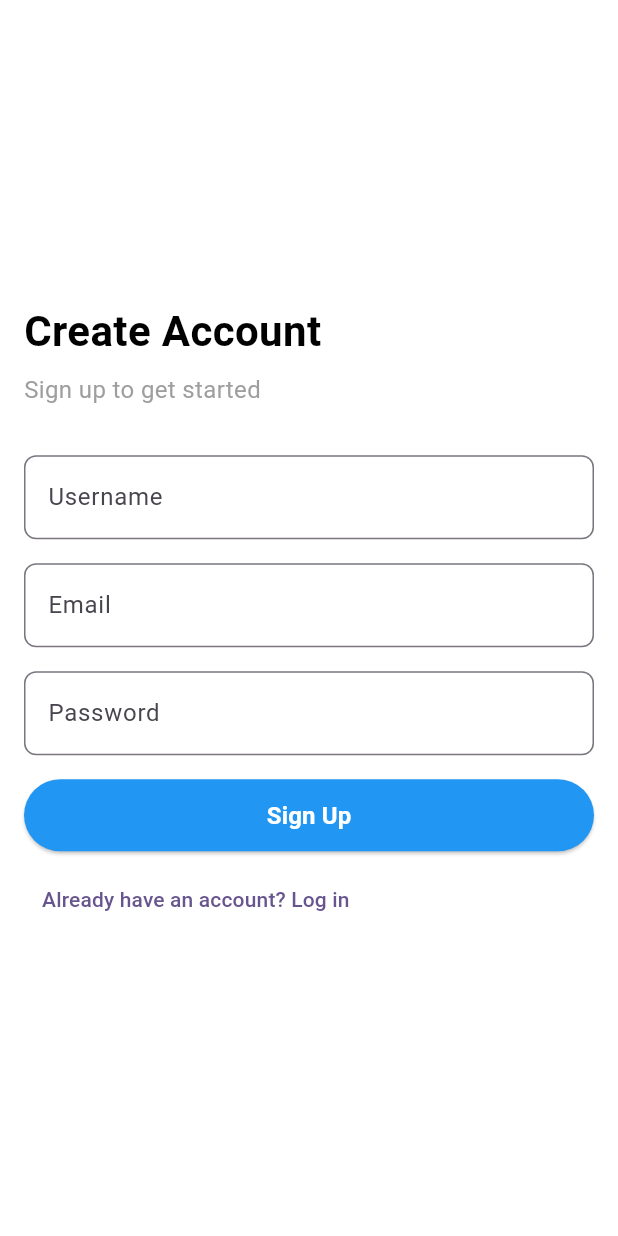
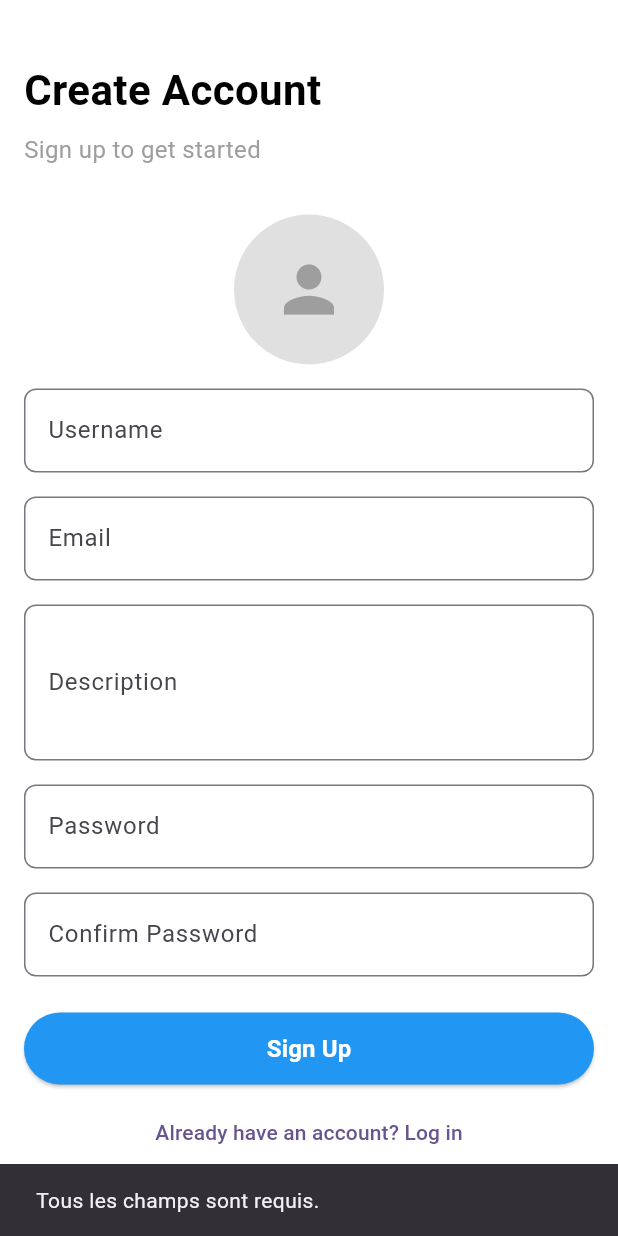
Before and after one commit to Medmat0/project_esgix, a Flutter app: the RegisterScreen screen opened by its route, after a tap on "Sign Up", on a phone screen of 412 x 824 dp. Run offline on Flutter 3.47's test engine with Material 3 defaults, Android fonts, the phone set to English and light mode, and no system bars; our stand-ins replace bloc, dio, firebase_storage, flutter_bloc, flutter_dotenv, image_picker; accounts and stored records are empty.

Commit message:
adding register login & upload photo not for today & updating appException to handle api error & updating user state and bloc same for user repository

```diff
--- a/lib/app_exception.dart
+++ b/lib/app_exception.dart
@@ -1,4 +1,6 @@
 class AppException implements Exception {
+  final String? message;
+  AppException({this.message});
   static AppException from(dynamic exception) {
     if (exception is AppException) return exception;
     return UnknownException();
@@ -8,6 +10,7 @@ class AppException implements Exception {
 class UnknownException extends AppException {}
 
 class AuthException extends AppException {
+  @override
   final String message;
 
   AuthException({
@@ -18,6 +21,7 @@ class AuthException extends AppException {
 class UserException extends AppException {}
 
 class PostException extends AppException {
+  @override
   final String? message;
 
   PostException({
@@ -26,6 +30,7 @@ class PostException extends AppException {
 }
 
 class UnauthorizedPathWithNoToken extends AppException {
+  @override
   final String? message;
 
   UnauthorizedPathWithNoToken({
@@ -34,6 +39,7 @@ class UnauthorizedPathWithNoToken extends AppException {
 }
 
 class ResourceNotFound extends AppException {
+  @override
   final String? message;
 
   ResourceNotFound({
@@ -50,6 +56,7 @@ class RequestForbidden extends AppException {
 }
 
 class RequestConflict extends AppException {
+  @override
   final String? message;
 
   RequestConflict({
@@ -58,6 +65,7 @@ class RequestConflict extends AppException {
 }
 
 class RequestNoContent extends AppException {
+  @override
   final String? message;
 
   RequestNoContent({
--- a/lib/screen/register_view_screen.dart
+++ b/lib/screen/register_view_screen.dart
@@ -1,22 +1,105 @@
+import 'dart:io';
 import 'package:flutter/material.dart';
+import 'package:flutter_bloc/flutter_bloc.dart';
+import 'package:image_picker/image_picker.dart';
+import 'package:firebase_storage/firebase_storage.dart';
+import '../model/user.dart';
+import '../shared/user_management_bloc/user_management_bloc.dart';
 
-class RegisterScreen extends StatelessWidget {
+class RegisterScreen extends StatefulWidget {
   const RegisterScreen({super.key});
 
-  static Future<void> navigateTo(BuildContext context) {
-    return Navigator.pushNamed(context, '/register');
+  @override
+  _RegisterScreenState createState() => _RegisterScreenState();
+}
+
+class _RegisterScreenState extends State<RegisterScreen> {
+  final TextEditingController _usernameController = TextEditingController();
+  final TextEditingController _emailController = TextEditingController();
+  final TextEditingController _bioController = TextEditingController();
+  final TextEditingController _passwordController = TextEditingController();
+  final TextEditingController _confirmPasswordController = TextEditingController();
+  File? _avatar;
+  final String _avatarUrl = '';
+
+  Future<void> _pickAvatar() async {
+    final picker = ImagePicker();
+    final pickedFile = await picker.pickImage(source: ImageSource.gallery);
+    if (pickedFile != null) {
+      setState(() {
+        _avatar = File(pickedFile.path);
+      });
+    } else {
+      print("Aucune image sélectionnée.");
+    }
+  }
+
+  Future<void> _register() async {
+    try {
+      final username = _usernameController.text.trim();
+      final email = _emailController.text.trim();
+      final password = _passwordController.text.trim();
+      final confirmPassword = _confirmPasswordController.text.trim();
+      final bio = _bioController.text.trim();
+
+      if (username.isEmpty || email.isEmpty || bio.isEmpty || password.isEmpty || confirmPassword.isEmpty) {
+        ScaffoldMessenger.of(context).showSnackBar(
+          const SnackBar(content: Text('Tous les champs sont requis.')),
+        );
+        return;
+      }
+
+      if (password != confirmPassword) {
+        ScaffoldMessenger.of(context).showSnackBar(
+          const SnackBar(content: Text('Les mots de passe ne correspondent pas.')),
+        );
+        return;
+      }
+
+      final user = User(
+        username: username,
+        email: email,
+        password: password,
+        avatar: _avatarUrl,
+        description: bio,
+      );
+
+      context.read<UserManagementBloc>().add(UserRegisterEvent(user: user));
+    } catch (e) {
+      print(e);
+    }
   }
 
   @override
   Widget build(BuildContext context) {
     return Scaffold(
       backgroundColor: Colors.white,
-      body: Padding(
+      body: BlocConsumer<UserManagementBloc, UserManagementState>(
+        listener: (context, state) {
+          if (state.status == UserManagementStatus.successAddingUser) {
+            ScaffoldMessenger.of(context).showSnackBar(
+              const SnackBar(content: Text("Compte créé avec succès !")),
+            );
+            Navigator.pushNamed(context, "/login");
+          } else if (state.status == UserManagementStatus.error) {
+            ScaffoldMessenger.of(context).showSnackBar(
+              SnackBar(content: Text(state.errorMessage!)),
+            );
+          }
+        },
+        builder: (context, state) {
+          if (state.status == UserManagementStatus.addUser) {
+            return const Center(child: CircularProgressIndicator());
+          }
+
+          return Padding(
             padding: const EdgeInsets.symmetric(horizontal: 16.0),
+            child: SingleChildScrollView(
               child: Column(
                 mainAxisAlignment: MainAxisAlignment.center,
                 crossAxisAlignment: CrossAxisAlignment.start,
                 children: [
+                  const SizedBox(height: 40),
                   const Text(
                     "Create Account",
                     style: TextStyle(
@@ -34,7 +117,26 @@ class RegisterScreen extends StatelessWidget {
                     ),
                   ),
                   const SizedBox(height: 32),
+                  Center(
+                    child: GestureDetector(
+                      onTap: _pickAvatar,
+                      child: CircleAvatar(
+                        radius: 50,
+                        backgroundColor: Colors.grey[300],
+                        backgroundImage: _avatar != null ? FileImage(_avatar!) : null,
+                        child: _avatar == null
+                            ? const Icon(
+                          Icons.person,
+                          size: 50,
+                          color: Colors.grey,
+                        )
+                            : null,
+                      ),
+                    ),
+                  ),
+                  const SizedBox(height: 16),
                   TextField(
+                    controller: _usernameController,
                     decoration: InputDecoration(
                       labelText: "Username",
                       border: OutlineInputBorder(
@@ -44,6 +146,7 @@ class RegisterScreen extends StatelessWidget {
                   ),
                   const SizedBox(height: 16),
                   TextField(
+                    controller: _emailController,
                     decoration: InputDecoration(
                       labelText: "Email",
                       border: OutlineInputBorder(
@@ -54,6 +157,18 @@ class RegisterScreen extends StatelessWidget {
                   ),
                   const SizedBox(height: 16),
                   TextField(
+                    controller: _bioController,
+                    decoration: InputDecoration(
+                      labelText: "Description",
+                      border: OutlineInputBorder(
+                        borderRadius: BorderRadius.circular(8),
+                      ),
+                    ),
+                    maxLines: 3,
+                  ),
+                  const SizedBox(height: 16),
+                  TextField(
+                    controller: _passwordController,
                     decoration: InputDecoration(
                       labelText: "Password",
                       border: OutlineInputBorder(
@@ -63,10 +178,19 @@ class RegisterScreen extends StatelessWidget {
                     obscureText: true,
                   ),
                   const SizedBox(height: 16),
+                  TextField(
+                    controller: _confirmPasswordController,
+                    decoration: InputDecoration(
+                      labelText: "Confirm Password",
+                      border: OutlineInputBorder(
+                        borderRadius: BorderRadius.circular(8),
+                      ),
+                    ),
+                    obscureText: true,
+                  ),
+                  const SizedBox(height: 24),
                   ElevatedButton(
-              onPressed: () {
-                // Implementation du register logic code a faire !!!
-              },
+                    onPressed: _register,
                     style: ElevatedButton.styleFrom(
                       backgroundColor: Colors.blue,
                       minimumSize: const Size(double.infinity, 48),
@@ -81,15 +205,20 @@ class RegisterScreen extends StatelessWidget {
                     ),
                   ),
                   const SizedBox(height: 8),
-            TextButton(
+                  Center(
+                    child: TextButton(
                       onPressed: () {
                         Navigator.pushNamed(context, "/login");
                       },
                       child: const Text("Already have an account? Log in"),
                     ),
+                  ),
                 ],
               ),
             ),
           );
+        },
+      ),
+    );
   }
 }
--- a/lib/services/user/users_repository/users_repository.dart
+++ b/lib/services/user/users_repository/users_repository.dart
@@ -1,6 +1,7 @@
 import 'package:esgix_project/services/user/local_users_data_source/local_users_data_source.dart';
 import 'package:esgix_project/services/user/users_data_source/users_data_source.dart';
 
+import '../../../app_exception.dart';
 import '../../../model/user.dart';
 
 class UsersRepository {
@@ -13,12 +14,13 @@ class UsersRepository {
   });
 
   Future<User> addUser(User user) async {
+
     try {
       final userSave = await remoteDataSource.addUser(user);
       localUsersDataSource.addUser(userSave);
       return userSave;
-    } catch (error) {
-      return user;
+    } on AppException catch (e) {
+      throw e;
     }
   }
 
--- a/lib/shared/user_management_bloc/user_management_state.dart
+++ b/lib/shared/user_management_bloc/user_management_state.dart
@@ -20,22 +20,26 @@ final class UserManagementState {
   final User? user;
   final UserManagementStatus status;
   final AppException? exception;
+  final String? errorMessage;
 
   const UserManagementState({
     this.status = UserManagementStatus.initial,
     this.user,
     this.exception,
+    this.errorMessage,
   });
 
   UserManagementState copyWith({
     UserManagementStatus? status,
     User? user,
     UserException? exception,
+    String? errorMessage,
   }) {
     return UserManagementState(
       status: status ?? this.status,
       user: user ?? this.user,
       exception: exception ?? this.exception,
+      errorMessage: errorMessage ?? this.errorMessage,
     );
   }
 }
```
Also changed, not shown: lib/main.dart (+12 -4 lines), lib/services/error_service.dart (+8 -8 lines), lib/services/user/users_data_source/api_users_data_source.dart (+18 -6 lines), lib/shared/user_management_bloc/user_management_bloc.dart (+5 -2 lines), pubspec.yaml (+6 -3 lines), pubspec.lock, 7 other files. Lines whose indentation alone changed are shown as unchanged.
